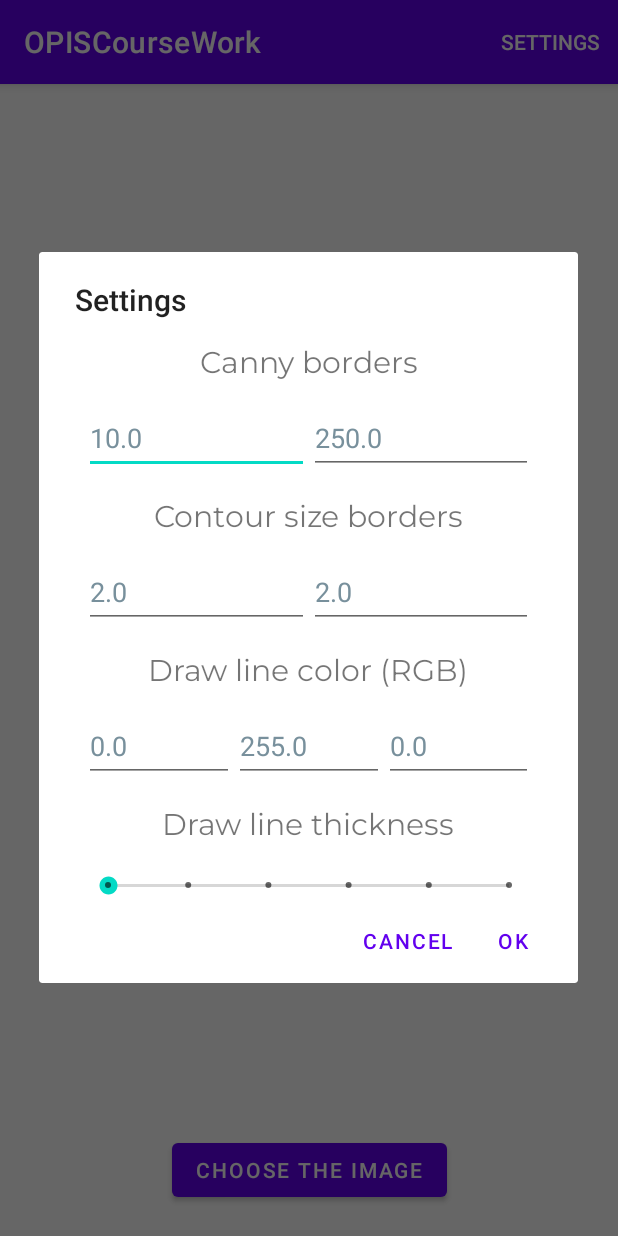
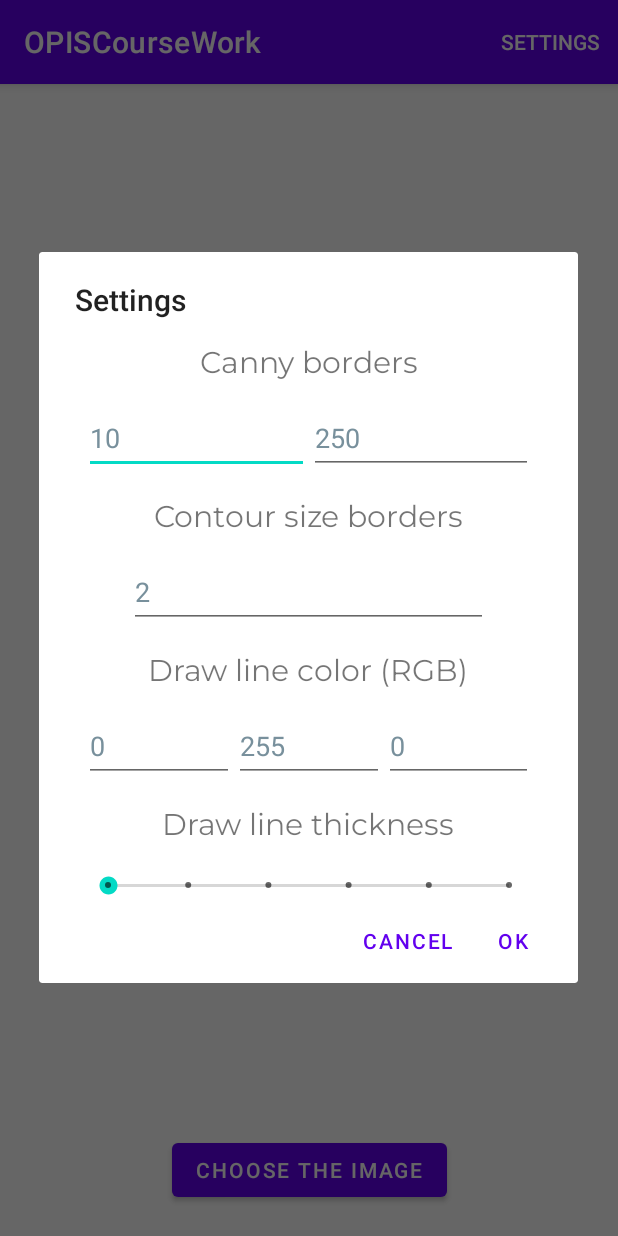
Before and after one commit to SobolevvMaxim/OPISCourseWork, an Android app: the screen it shows after launch (MainActivity), after a tap on "SETTINGS", on a phone screen of 412 x 824 dp. Run offline under Robolectric (Android 15) with nearby library versions, the phone set to English and light mode, and no system bars; libraries missing offline, so code that uses them is left out: org.opencv.android, org.opencv.core, org.opencv.imgproc; plain views replace PhotoView; 1 statement that could not run was skipped.

Commit message:
fix formats of numbers

```diff
--- a/app/src/main/java/com/example/opiscoursework/MainPageFragment.kt
+++ b/app/src/main/java/com/example/opiscoursework/MainPageFragment.kt
@@ -16,6 +16,7 @@ import kotlinx.android.synthetic.main.main_page_fragment.*
 import org.opencv.android.OpenCVLoader
 import androidx.appcompat.app.AlertDialog
 import kotlinx.android.synthetic.main.settings_dialog.*
+import kotlin.math.roundToInt
 
 class MainPageFragment : Fragment(R.layout.main_page_fragment) {
     companion object {
@@ -81,7 +82,7 @@ class MainPageFragment : Fragment(R.layout.main_page_fragment) {
                 )
                 val newSize = ContourThickness(
                     border1 = getValue(size_border1),
-                    border2 = getValue(size_border2)
+                    border2 = getValue(size_border1)
                 )
                 val newLineColor = DrawLineColor(
                     color1 = getValue(color_1),
@@ -106,19 +107,19 @@ class MainPageFragment : Fragment(R.layout.main_page_fragment) {
             val settings = viewModel.value.getSettings()
             settings.apply {
                 canny.apply {
-                    canny_border1.setText(border1.toString(), TextView.BufferType.EDITABLE)
-                    canny_border2.setText(border2.toString(), TextView.BufferType.EDITABLE)
+                    canny_border1.setText(border1.roundToInt().toString(), TextView.BufferType.EDITABLE)
+                    canny_border2.setText(border2.roundToInt().toString(), TextView.BufferType.EDITABLE)
                 }
 
                 size.apply {
-                    size_border1.setText(border1.toString(), TextView.BufferType.EDITABLE)
-                    size_border2.setText(border2.toString(), TextView.BufferType.EDITABLE)
+                    val value = if(border1.roundToInt() == border1.toInt()) border1.roundToInt() else border1
+                    size_border1.setText(value.toString(), TextView.BufferType.EDITABLE)
                 }
 
                 drawLineColor.apply {
-                    color_1.setText(color1.toString(), TextView.BufferType.EDITABLE)
-                    color_2.setText(color2.toString(), TextView.BufferType.EDITABLE)
-                    color_3.setText(color3.toString(), TextView.BufferType.EDITABLE)
+                    color_1.setText(color1.roundToInt().toString(), TextView.BufferType.EDITABLE)
+                    color_2.setText(color2.roundToInt().toString(), TextView.BufferType.EDITABLE)
+                    color_3.setText(color3.roundToInt().toString(), TextView.BufferType.EDITABLE)
                 }
 
                 seekbar_thickness.progress = drawLineThickness
--- a/app/src/main/java/com/example/opiscoursework/MainViewModel.kt
+++ b/app/src/main/java/com/example/opiscoursework/MainViewModel.kt
@@ -64,7 +64,7 @@ class MainViewModel : ViewModel() {
                     gray,
                     contours,
                     hierarchy,
-                    Imgproc.RETR_TREE, // тип контуров в иерархии
+                    Imgproc.RETR_EXTERNAL, // тип контуров в иерархии
                     Imgproc.CHAIN_APPROX_SIMPLE // тип сохранения точек ( либо все, либо только крайние )
                 )
             }
--- a/app/src/main/res/layout/settings_dialog.xml
+++ b/app/src/main/res/layout/settings_dialog.xml
@@ -45,7 +45,7 @@
                 android:layout_weight="1"
                 android:autofillHints="border1"
                 android:ems="10"
-                android:inputType="numberDecimal"
+                android:inputType="number"
                 android:minHeight="48dp"
                 android:text="@string/default_canny_border1"
                 android:textColor="#78909C"
@@ -58,7 +58,7 @@
                 android:layout_weight="1"
                 android:autofillHints="border2"
                 android:ems="10"
-                android:inputType="numberDecimal"
+                android:inputType="number"
                 android:minHeight="48dp"
                 android:text="@string/default_canny_border2"
                 android:textColor="#78909C"
@@ -89,29 +89,19 @@
 
             <EditText
                 android:id="@+id/size_border1"
-                android:layout_width="wrap_content"
+                android:layout_width="0dp"
                 android:layout_height="wrap_content"
+                android:layout_marginLeft="30dp"
+                android:layout_marginRight="30dp"
                 android:layout_weight="1"
                 android:autofillHints="border1"
                 android:ems="10"
-                android:inputType="numberDecimal"
+                android:inputType="number|numberDecimal"
                 android:minHeight="48dp"
                 android:text="@string/size_defalut"
                 android:textColor="#78909C"
                 tools:ignore="LabelFor,DuplicateSpeakableTextCheck" />
 
-            <EditText
-                android:id="@+id/size_border2"
-                android:layout_width="wrap_content"
-                android:layout_height="wrap_content"
-                android:layout_weight="1"
-                android:autofillHints="border2"
-                android:ems="10"
-                android:inputType="numberDecimal"
-                android:minHeight="48dp"
-                android:text="@string/size_defalut"
-                android:textColor="#78909C"
-                tools:ignore="LabelFor" />
         </LinearLayout>
 
         <TextView
@@ -143,7 +133,7 @@
                 android:layout_weight="1"
                 android:autofillHints="border1"
                 android:ems="10"
-                android:inputType="numberDecimal"
+                android:inputType="number"
                 android:minHeight="48dp"
                 android:text="@string/default_color1"
                 android:textColor="#78909C"
@@ -156,7 +146,7 @@
                 android:layout_weight="1"
                 android:autofillHints="border2"
                 android:ems="10"
-                android:inputType="numberDecimal"
+                android:inputType="number"
                 android:minHeight="48dp"
                 android:text="@string/default_color2"
                 android:textColor="#78909C"
@@ -169,7 +159,7 @@
                 android:layout_weight="1"
                 android:autofillHints="border2"
                 android:ems="10"
-                android:inputType="numberDecimal"
+                android:inputType="number"
                 android:minHeight="48dp"
                 android:text="@string/default_color1"
                 android:textColor="#78909C"
--- a/app/src/main/res/values/strings.xml
+++ b/app/src/main/res/values/strings.xml
@@ -4,13 +4,13 @@
     <string name="settings">Settings</string>
     <string name="ok">OK</string>
     <string name="cancel">Cancel</string>
-    <string name="default_canny_border1">10.0</string>
-    <string name="default_canny_border2">250.0</string>
+    <string name="default_canny_border1">10</string>
+    <string name="default_canny_border2">250</string>
     <string name="canny_borders">Canny borders</string>
-    <string name="size_defalut">2.0</string>
+    <string name="size_defalut">2</string>
     <string name="line_color">Draw line color (RGB)</string>
-    <string name="default_color1">0.0</string>
-    <string name="default_color2">255.0</string>
+    <string name="default_color1">0</string>
+    <string name="default_color2">255</string>
     <string name="line_thickness">Draw line thickness</string>
     <string name="size_title">Contour size borders</string>
 </resources>
```
